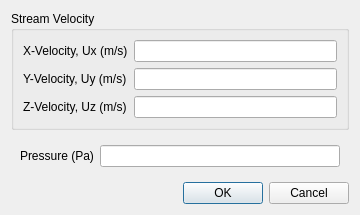
This is view/setup/boundary_conditions/free_stream_dialog.ui in nextfoam/baram as Qt 5 draws it before an edit. The edited form follows.
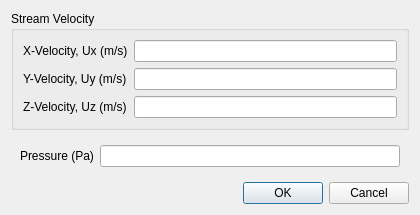
This is the edited form.

The edit to the form file:
```diff
--- a/view/setup/boundary_conditions/free_stream_dialog.ui
+++ b/view/setup/boundary_conditions/free_stream_dialog.ui
@@ -6,13 +6,13 @@
    <rect>
     <x>0</x>
     <y>0</y>
-    <width>360</width>
+    <width>420</width>
     <height>208</height>
    </rect>
   </property>
   <property name="minimumSize">
    <size>
-    <width>360</width>
+    <width>420</width>
     <height>0</height>
    </size>
   </property>
```
